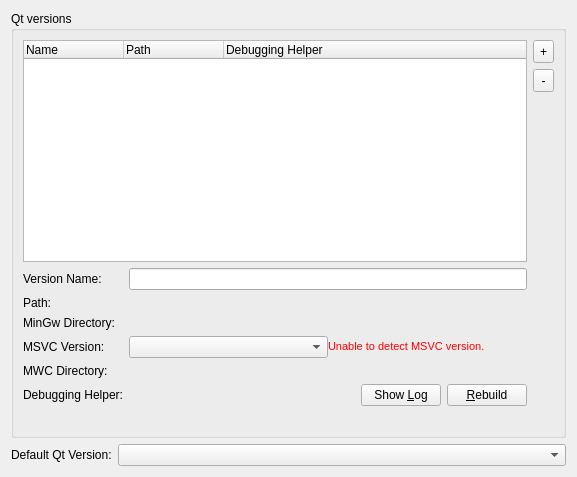
The window that src/plugins/qt4projectmanager/qtversionmanager.ui (heiheshang/ananas-creator) describes before a commit, drawn with Qt 5.
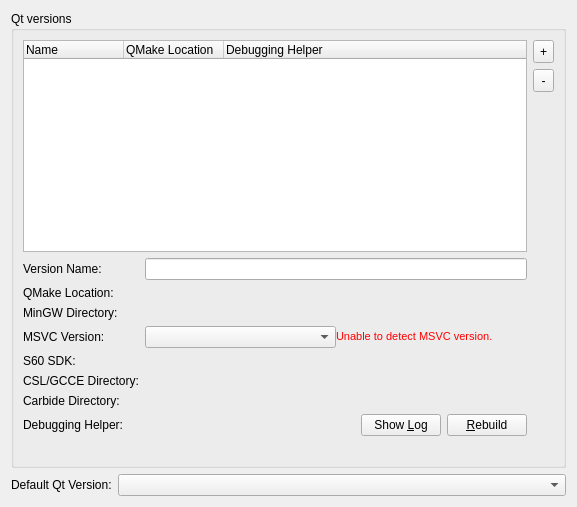
The same window after the commit. Custom widgets are drawn as their Qt base class.

```diff
--- a/src/plugins/qt4projectmanager/qtversionmanager.ui
+++ b/src/plugins/qt4projectmanager/qtversionmanager.ui
@@ -7,7 +7,7 @@
     <x>0</x>
     <y>0</y>
     <width>577</width>
-    <height>477</height>
+    <height>507</height>
    </rect>
   </property>
   <layout class="QVBoxLayout" name="verticalLayout">
@@ -100,7 +100,7 @@
         </item>
        </layout>
       </item>
-      <item row="6" column="1">
+      <item row="8" column="1">
        <layout class="QHBoxLayout" name="horizontalLayout_2">
         <item>
          <widget class="QLabel" name="debuggingHelperStateLabel">
@@ -146,7 +146,7 @@
         </column>
         <column>
          <property name="text">
-          <string>Path</string>
+          <string>QMake Location</string>
          </property>
         </column>
         <column>
@@ -169,22 +169,22 @@
       <item row="2" column="0">
        <widget class="QLabel" name="pathLabel">
         <property name="text">
-         <string>Path:</string>
+         <string>QMake Location:</string>
         </property>
        </widget>
       </item>
       <item row="2" column="1">
-       <widget class="Core::Utils::PathChooser" name="qtPath"/>
+       <widget class="Utils::PathChooser" name="qmakePath" native="true"/>
       </item>
       <item row="3" column="0">
        <widget class="QLabel" name="mingwLabel">
         <property name="text">
-         <string>MinGw Directory:</string>
+         <string>MinGW Directory:</string>
         </property>
        </widget>
       </item>
       <item row="3" column="1">
-       <widget class="Core::Utils::PathChooser" name="mingwPath"/>
+       <widget class="Utils::PathChooser" name="mingwPath" native="true"/>
       </item>
       <item row="4" column="0">
        <widget class="QLabel" name="msvcLabel">
@@ -193,43 +193,51 @@
         </property>
        </widget>
       </item>
+      <item row="5" column="0">
+       <widget class="QLabel" name="s60SDKLabel">
+        <property name="text">
+         <string>S60 SDK:</string>
+        </property>
+       </widget>
+      </item>
+      <item row="5" column="1">
+       <widget class="Utils::PathChooser" name="s60SDKPath" native="true"/>
+      </item>
       <item row="6" column="0">
+       <widget class="QLabel" name="gcceLabel">
+        <property name="text">
+         <string>CSL/GCCE Directory:</string>
+        </property>
+       </widget>
+      </item>
+      <item row="6" column="1">
+       <widget class="Utils::PathChooser" name="gccePath" native="true"/>
+      </item>
+      <item row="7" column="0">
+       <widget class="QLabel" name="mwcLabel">
+        <property name="text">
+         <string>Carbide Directory:</string>
+        </property>
+       </widget>
+      </item>
+      <item row="7" column="1">
+       <widget class="Utils::PathChooser" name="mwcPath" native="true"/>
+      </item>
+      <item row="8" column="0">
        <widget class="QLabel" name="debuggingHelperLabel">
         <property name="text">
          <string>Debugging Helper:</string>
         </property>
        </widget>
       </item>
-      <item row="7" column="1">
+      <item row="9" column="1">
        <widget class="QLabel" name="errorLabel">
         <property name="text">
          <string/>
         </property>
        </widget>
       </item>
-      <item row="5" column="0">
-       <widget class="QLabel" name="mwcLabel">
-        <property name="text">
-         <string>MWC Directory:</string>
-        </property>
-       </widget>
-      </item>
-      <item row="5" column="1">
-       <widget class="Core::Utils::PathChooser" name="mwcPath"/>
-      </item>
      </layout>
-     <zorder>qtdirList</zorder>
-     <zorder>versionNameLabel</zorder>
-     <zorder>nameEdit</zorder>
-     <zorder>pathLabel</zorder>
-     <zorder>qtPath</zorder>
-     <zorder>mingwLabel</zorder>
-     <zorder>mingwPath</zorder>
-     <zorder>msvcLabel</zorder>
-     <zorder>debuggingHelperLabel</zorder>
-     <zorder>errorLabel</zorder>
-     <zorder>mwcLabel</zorder>
-     <zorder>mwcPath</zorder>
     </widget>
    </item>
    <item>
@@ -257,7 +265,7 @@
  </widget>
  <customwidgets>
   <customwidget>
-   <class>Core::Utils::PathChooser</class>
+   <class>Utils::PathChooser</class>
    <extends>QWidget</extends>
    <header location="global">utils/pathchooser.h</header>
    <container>1</container>
@@ -268,7 +276,7 @@
   <tabstop>addButton</tabstop>
   <tabstop>delButton</tabstop>
   <tabstop>nameEdit</tabstop>
-  <tabstop>qtPath</tabstop>
+  <tabstop>qmakePath</tabstop>
   <tabstop>mingwPath</tabstop>
   <tabstop>msvcComboBox</tabstop>
   <tabstop>showLogButton</tabstop>
```
